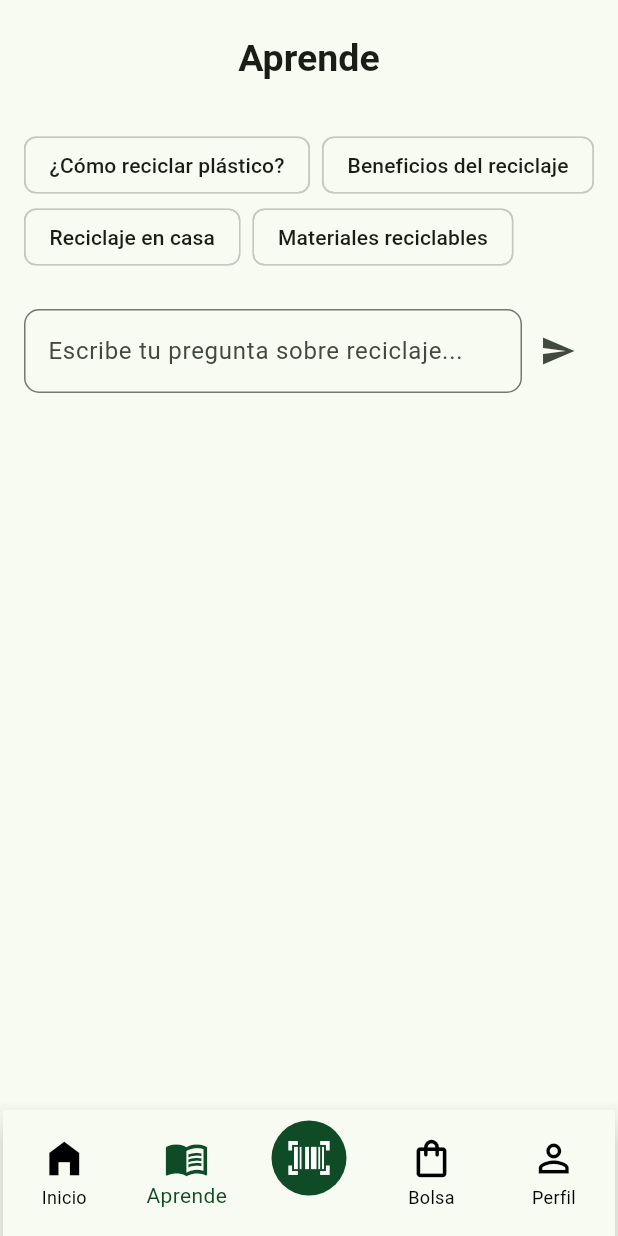
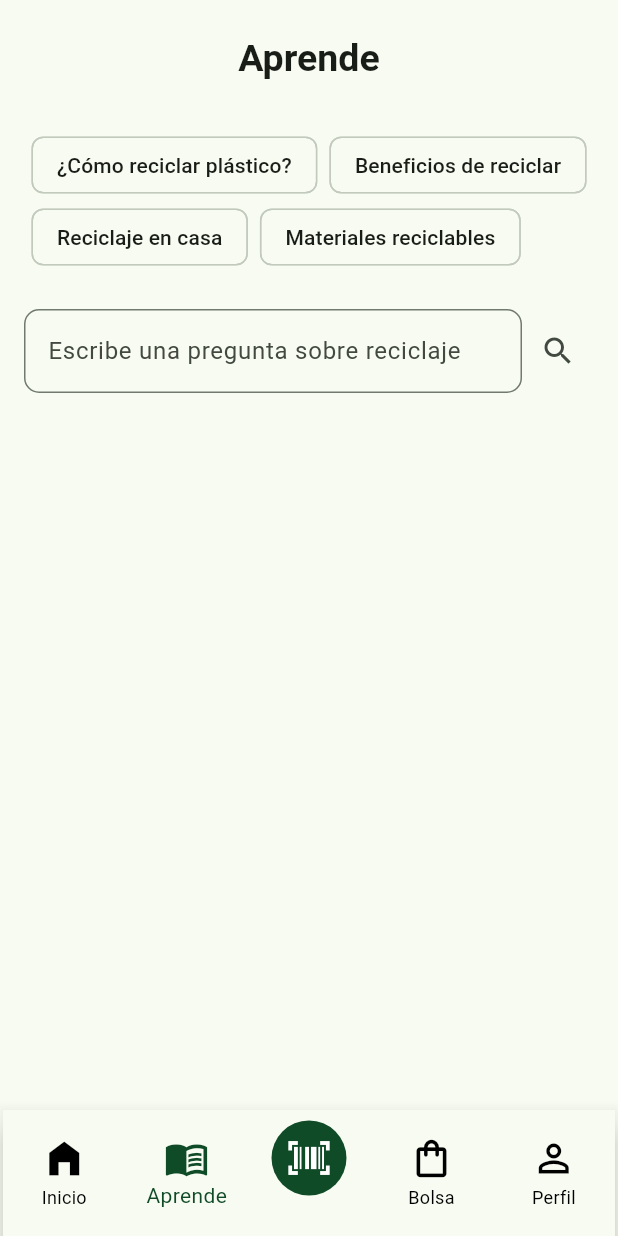
Before and after one commit to lemaufo/reciclappnet, a Flutter app: the LearnScreen screen opened by its route, on a phone screen of 412 x 824 dp. Run offline on Flutter 3.47's test engine with Material 3 defaults, Android fonts, the phone set to English and light mode, and no system bars; our stand-ins replace geocoding, geolocator, google_maps_flutter, shared_preferences; missing offline and left inert: barcode_scan2; accounts and stored records are empty; Roboto replaces fonts that are missing (Nunito).

Commit message:
Se agregan cambios en vista Aprende

```diff
--- a/lib/learn_screen.dart
+++ b/lib/learn_screen.dart
@@ -16,7 +16,7 @@ class _LearnScreenState extends State<LearnScreen> {
   bool _isLoading = false;
   List<String> suggestions = [
     '¿Cómo reciclar plástico?',
-    'Beneficios del reciclaje',
+    'Beneficios de reciclar',
     'Reciclaje en casa',
     'Materiales reciclables',
   ];
@@ -94,7 +94,7 @@ class _LearnScreenState extends State<LearnScreen> {
                   child: TextField(
                     controller: _controller,
                     decoration: InputDecoration(
-                      hintText: 'Escribe tu pregunta sobre reciclaje...',
+                      hintText: 'Escribe una pregunta sobre reciclaje',
                       border: OutlineInputBorder(
                         borderRadius: BorderRadius.circular(10.0),
                       ),
@@ -102,7 +102,7 @@ class _LearnScreenState extends State<LearnScreen> {
                   ),
                 ),
                 IconButton(
-                  icon: Icon(Icons.send),
+                  icon: Icon(Icons.search),
                   onPressed: () {
                     if (_controller.text.isNotEmpty) {
                       _getResponse(_controller.text);
```
